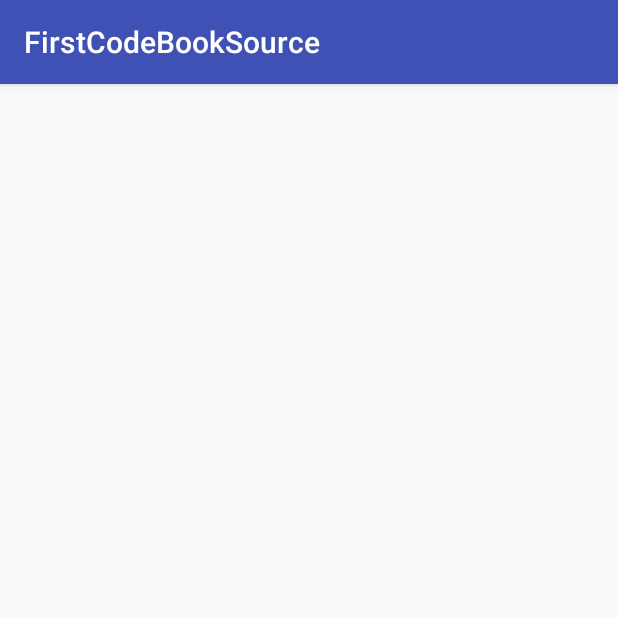
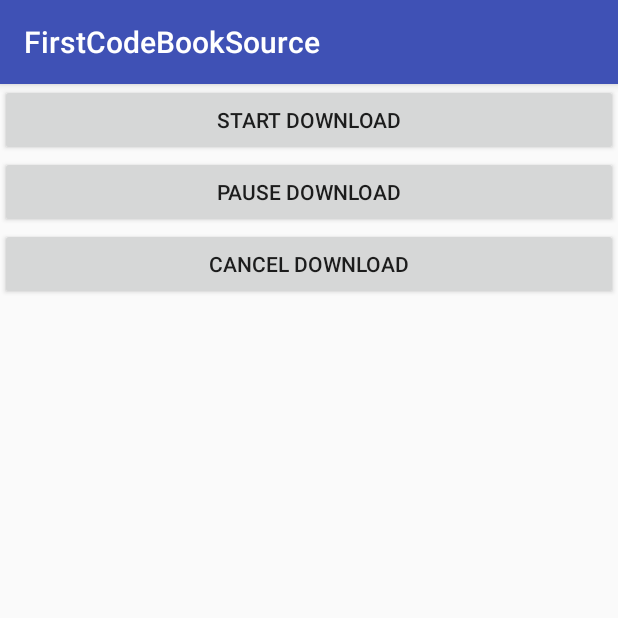
Before and after one commit to liminhu/Learn_Android_Dem_1, an Android app: the screen it shows after launch (DownloadServiceMainActivity), on a phone screen of 412 x 824 dp, the top half of it. Run offline under Robolectric (Android 15) with nearby library versions, the phone set to English and light mode, and no system bars.

Commit message:
download

```diff
--- a/FirstCodeBookSource/app/src/main/AndroidManifest.xml
+++ b/FirstCodeBookSource/app/src/main/AndroidManifest.xml
@@ -4,6 +4,7 @@
 
     <uses-permission android:name="android.permission.CALL_PHONE" />
     <uses-permission android:name="android.permission.INTERNET" />
+    <uses-permission android:name="android.permission.WRITE_EXTERNAL_STORAGE"/>
 
     <application
         android:name="org.litepal.LitePalApplication"
--- a/FirstCodeBookSource/app/src/main/java/com/lmhu/firstcodebooksource/chapter10/service/download/DownloadServiceMainActivity.java
+++ b/FirstCodeBookSource/app/src/main/java/com/lmhu/firstcodebooksource/chapter10/service/download/DownloadServiceMainActivity.java
@@ -1,21 +1,93 @@
 package com.lmhu.firstcodebooksource.chapter10.service.download;
 
+import android.Manifest;
+import android.content.ComponentName;
+import android.content.Intent;
+import android.content.ServiceConnection;
+import android.content.pm.PackageManager;
+import android.os.IBinder;
+import android.support.annotation.NonNull;
+import android.support.v4.app.ActivityCompat;
+import android.support.v4.content.ContextCompat;
 import android.support.v7.app.AppCompatActivity;
 import android.os.Bundle;
 import android.view.View;
+import android.widget.Button;
+import android.widget.Toast;
 
 import com.lmhu.firstcodebooksource.R;
 
 public class DownloadServiceMainActivity extends AppCompatActivity implements View.OnClickListener{
+    private DownloadService.DownloadBinder downloadBinder;
+    private ServiceConnection connection=new ServiceConnection() {
+        @Override
+        public void onServiceConnected(ComponentName name, IBinder service) {
+            downloadBinder=(DownloadService.DownloadBinder)service;
+        }
 
+        @Override
+        public void onServiceDisconnected(ComponentName name) {
+
+        }
+    };
     @Override
     protected void onCreate(Bundle savedInstanceState) {
         super.onCreate(savedInstanceState);
         setContentView(R.layout.activity_download_service_main);
+        Button startDownload=(Button)findViewById(R.id.my_start_download);
+        Button pauseDownload=(Button)findViewById(R.id.my_pause_download);
+        Button cancelDownload=(Button)findViewById(R.id.my_cancel_download);
+
+        startDownload.setOnClickListener(this);
+        pauseDownload.setOnClickListener(this);
+        cancelDownload.setOnClickListener(this);
+
+        Intent intent=new Intent(this, DownloadService.class);
+        bindService(intent, connection, BIND_AUTO_CREATE);
+        if(ContextCompat.checkSelfPermission(DownloadServiceMainActivity.this,
+                Manifest.permission.WRITE_EXTERNAL_STORAGE)!= PackageManager.PERMISSION_GRANTED){
+            ActivityCompat.requestPermissions(DownloadServiceMainActivity.this, new String[]{Manifest.permission.WRITE_EXTERNAL_STORAGE},1);
+        }
     }
 
     @Override
     public void onClick(View v) {
+        if(downloadBinder==null){
+            return;
+        }
+        switch (v.getId()){
+            case R.id.my_start_download:
+                String url = "https://raw.githubusercontent.com/guolindev/eclipse/master/eclipse-inst-win64.exe";
+                downloadBinder.startDownload(url);
+                break;
+            case R.id.my_pause_download:
+                downloadBinder.pauseDownload();
+                break;
+            case R.id.my_cancel_download:
+                downloadBinder.cancelDownload();
+                break;
+            default:
+                break;
+        }
+    }
 
+    @Override
+    public void onRequestPermissionsResult(int requestCode, @NonNull String[] permissions, @NonNull int[] grantResults) {
+        switch (requestCode){
+            case 1:
+                if(grantResults.length >0 && grantResults[0]!=PackageManager.PERMISSION_GRANTED){
+                    Toast.makeText(this, "拒绝权限将无法使用程序", Toast.LENGTH_SHORT).show();
+                    finish();
+                }
+                break;
+            default:
+                break;
+        }
+    }
+
+    @Override
+    protected void onDestroy() {
+        super.onDestroy();
+        unbindService(connection);
     }
 }
--- a/FirstCodeBookSource/app/src/main/res/layout/activity_download_service_main.xml
+++ b/FirstCodeBookSource/app/src/main/res/layout/activity_download_service_main.xml
@@ -1,9 +1,26 @@
 <?xml version="1.0" encoding="utf-8"?>
-<android.support.constraint.ConstraintLayout xmlns:android="http://schemas.android.com/apk/res/android"
-    xmlns:app="http://schemas.android.com/apk/res-auto"
+<LinearLayout xmlns:android="http://schemas.android.com/apk/res/android"
     xmlns:tools="http://schemas.android.com/tools"
     android:layout_width="match_parent"
     android:layout_height="match_parent"
+    android:orientation="vertical"
     tools:context="com.lmhu.firstcodebooksource.chapter10.service.download.DownloadServiceMainActivity">
 
-</android.support.constraint.ConstraintLayout>
+    <Button
+        android:layout_width="match_parent"
+        android:layout_height="wrap_content"
+        android:id="@+id/my_start_download"
+        android:text="Start Download"/>
+
+    <Button
+        android:layout_width="match_parent"
+        android:layout_height="wrap_content"
+        android:id="@+id/my_pause_download"
+        android:text="Pause Download"/>
+
+    <Button
+        android:layout_width="match_parent"
+        android:layout_height="wrap_content"
+        android:id="@+id/my_cancel_download"
+        android:text="Cancel Download"/>
+</LinearLayout>
```
Also changed, not shown: FirstCodeBookSource/app/build.gradle (+48 -4 lines).
